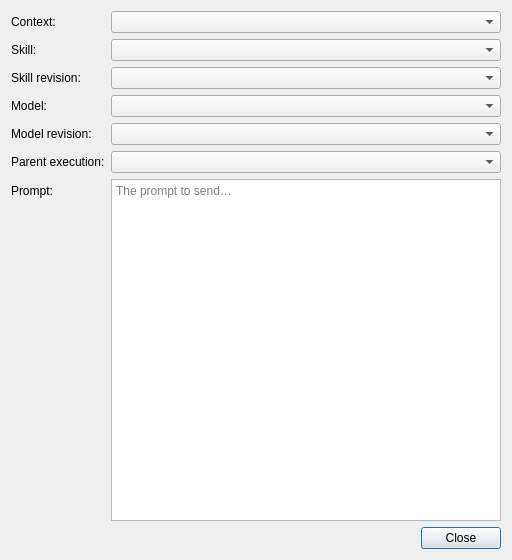
boucaron/ACTA_Gamma, file acta_gamma/ui/executionCreateDialog.ui: the form before one commit.
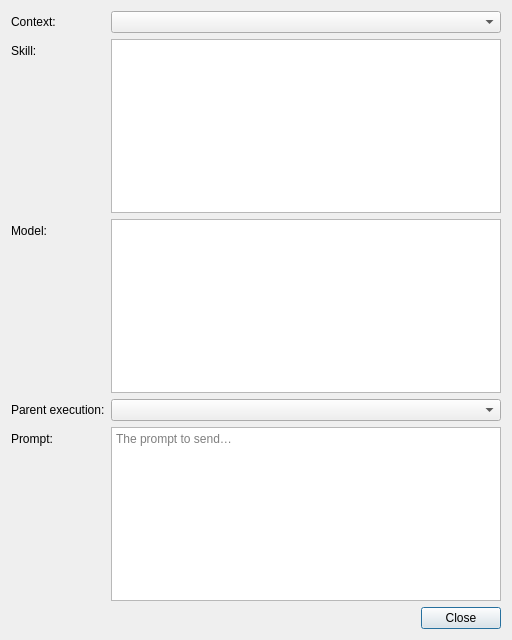
The form after the commit.

Commit message:
acta_gamma: skill/model picker as folder trees, richer context entries (H3 / UR #18)
ExecutionCreateDialog: the two skill combos and two model combos are
replaced by one QTreeWidget each with the FolderTreePanel layout —
folders nested via parent_id, entities grouped by folder_id,
revisions as child rows (rev n, ascending). A revision row selects its
id; an entity row auto-selects its latest revision; a folder row
deselects. Context combo entries now show type + creation date, with
the content (truncated) in the tooltip.

The edit to the form file:
```diff
--- a/acta_gamma/ui/executionCreateDialog.ui
+++ b/acta_gamma/ui/executionCreateDialog.ui
@@ -7,13 +7,13 @@
     <x>0</x>
     <y>0</y>
     <width>512</width>
-    <height>560</height>
+    <height>640</height>
    </rect>
   </property>
   <property name="minimumSize">
    <size>
     <width>420</width>
-    <height>440</height>
+    <height>480</height>
    </size>
   </property>
   <property name="windowTitle">
@@ -39,34 +39,20 @@
      <item row="2" column="0">
       <widget class="QLabel" name="label_3">
        <property name="text">
-        <string>Skill revision:</string>
+        <string>Model:</string>
        </property>
       </widget>
      </item>
      <item row="3" column="0">
       <widget class="QLabel" name="label_4">
        <property name="text">
-        <string>Model:</string>
+        <string>Parent execution:</string>
        </property>
       </widget>
      </item>
      <item row="4" column="0">
       <widget class="QLabel" name="label_5">
        <property name="text">
-        <string>Model revision:</string>
-       </property>
-      </widget>
-     </item>
-     <item row="5" column="0">
-      <widget class="QLabel" name="label_6">
-       <property name="text">
-        <string>Parent execution:</string>
-       </property>
-      </widget>
-     </item>
-     <item row="6" column="0">
-      <widget class="QLabel" name="label_7">
-       <property name="text">
         <string>Prompt:</string>
        </property>
       </widget>
@@ -79,41 +65,45 @@
       </widget>
      </item>
      <item row="1" column="1">
-      <widget class="QComboBox" name="skillComboBox">
+      <widget class="QTreeWidget" name="skillTreeWidget">
+       <property name="columnCount">
+        <number>1</number>
+       </property>
+       <property name="headerHidden">
+        <bool>true</bool>
+       </property>
+       <property name="minimumHeight">
+        <number>96</number>
+       </property>
        <property name="toolTip">
         <string>The skill (entity) to run; picking one fills the revision list</string>
        </property>
       </widget>
      </item>
      <item row="2" column="1">
-      <widget class="QComboBox" name="skillRevisionComboBox">
+      <widget class="QTreeWidget" name="modelTreeWidget">
+       <property name="columnCount">
+        <number>1</number>
+       </property>
+       <property name="headerHidden">
+        <bool>true</bool>
+       </property>
+       <property name="minimumHeight">
+        <number>96</number>
+       </property>
        <property name="toolTip">
         <string>The skill revision to run (latest preselected)</string>
        </property>
       </widget>
      </item>
      <item row="3" column="1">
-      <widget class="QComboBox" name="modelComboBox">
-       <property name="toolTip">
-        <string>The model (entity) to run with; picking one fills the revision list</string>
-       </property>
-      </widget>
-     </item>
-     <item row="4" column="1">
-      <widget class="QComboBox" name="modelRevisionComboBox">
-       <property name="toolTip">
-        <string>The model revision to run with (latest preselected)</string>
-       </property>
-      </widget>
-     </item>
-     <item row="5" column="1">
       <widget class="QComboBox" name="parentExecutionComboBox">
        <property name="toolTip">
         <string>Optional: an execution this one chains from ("— none —" = root execution)</string>
        </property>
       </widget>
      </item>
-     <item row="6" column="1">
+     <item row="4" column="1">
       <widget class="QTextEdit" name="promptTextEdit">
        <property name="placeholderText">
         <string>The prompt to send…</string>
```
Left out of the diff: 6 changed lines with no effect on the pictures. The commit also changes 2 other files.
